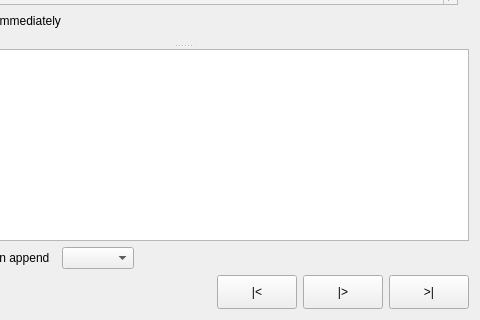
This is PlayerWindow.ui in madmaxoft/SkauTan as Qt 5 draws it before an edit; both pictures show x 236 to 716 and y 209 to 529 of the 716 by 529 pixel window. The edited form follows.
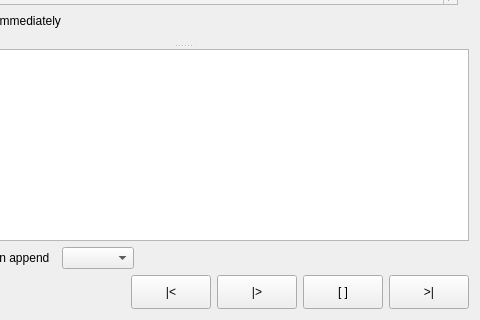
This is the edited form. Custom widgets are drawn as their Qt base class.

Commit message:
Implemented the distinction between Pause and Stop.
Fixes #120.

The edit to the form file:
```diff
--- a/PlayerWindow.ui
+++ b/PlayerWindow.ui
@@ -425,6 +425,22 @@
           </property>
          </widget>
         </item>
+        <item>
+         <widget class="QPushButton" name="btnStop">
+          <property name="sizePolicy">
+           <sizepolicy hsizetype="Minimum" vsizetype="Preferred">
+            <horstretch>0</horstretch>
+            <verstretch>0</verstretch>
+           </sizepolicy>
+          </property>
+          <property name="toolTip">
+           <string>Stop the playback (with fade-out)</string>
+          </property>
+          <property name="text">
+           <string notr="true">[ ]</string>
+          </property>
+         </widget>
+        </item>
         <item>
          <widget class="QPushButton" name="btnNext">
           <property name="sizePolicy">
```
Left out of the diff: 14 changed lines with no effect on the pictures. The commit also changes 5 other files.
